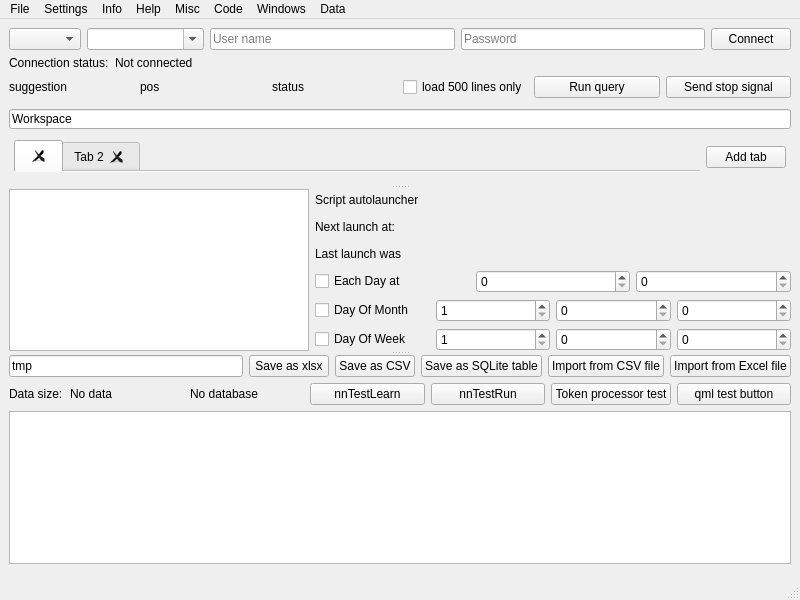
Old version of the form DBLoader CMake/loaderwidnow.ui in the repository gfifgfifofich/DB_loader.
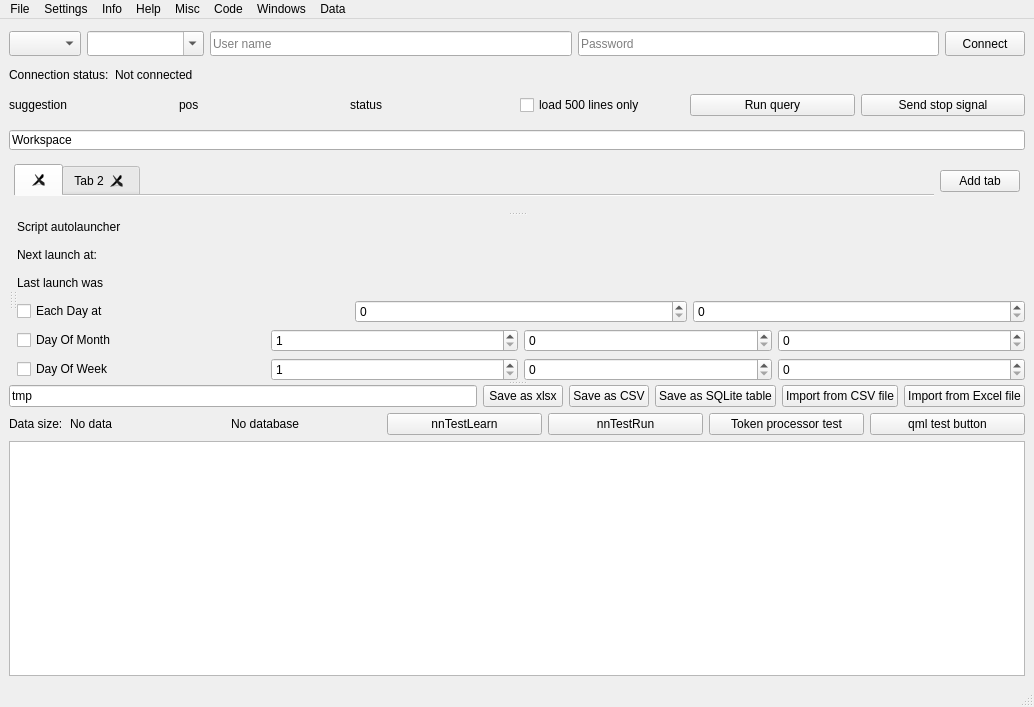
New version of the form.

Diff of the .ui file:
```diff
--- a/DBLoader CMake/loaderwidnow.ui
+++ b/DBLoader CMake/loaderwidnow.ui
@@ -6,8 +6,8 @@
    <rect>
     <x>0</x>
     <y>0</y>
-    <width>800</width>
-    <height>600</height>
+    <width>1034</width>
+    <height>707</height>
    </rect>
   </property>
   <property name="sizePolicy">
@@ -23,7 +23,7 @@
    <double>1.000000000000000</double>
   </property>
   <widget class="QWidget" name="centralwidget">
-   <layout class="QVBoxLayout" name="verticalLayout_4">
+   <layout class="QVBoxLayout" name="verticalLayout_3">
     <item>
      <widget class="QSplitter" name="splitter">
       <property name="orientation">
@@ -298,26 +298,18 @@
         </item>
        </layout>
       </widget>
-      <widget class="QWidget" name="horizontalLayoutWidget_5">
-       <layout class="QHBoxLayout" name="CodeEditorLayout">
-        <item>
-         <widget class="QListWidget" name="listWidget">
-          <property name="maximumSize">
-           <size>
-            <width>300</width>
-            <height>16777215</height>
-           </size>
-          </property>
-          <property name="font">
-           <font>
-            <family>Segoe UI</family>
-           </font>
-          </property>
-          <property name="sortingEnabled">
-           <bool>true</bool>
-          </property>
-         </widget>
-        </item>
+      <widget class="QSplitter" name="CodeEditorSplitter">
+       <property name="orientation">
+        <enum>Qt::Orientation::Horizontal</enum>
+       </property>
+       <widget class="QWidget" name="verticalLayoutWidget_5">
+        <layout class="QVBoxLayout" name="workspace_layout"/>
+       </widget>
+       <widget class="QWidget" name="verticalLayoutWidget">
+        <layout class="QVBoxLayout" name="edit_layout"/>
+       </widget>
+       <widget class="QWidget" name="horizontalLayoutWidget">
+        <layout class="QHBoxLayout" name="horizontalLayout_10">
         <item>
          <layout class="QVBoxLayout" name="timerLayout">
           <item>
@@ -448,10 +440,14 @@
           </item>
          </layout>
         </item>
-       </layout>
+         <item>
+          <layout class="QVBoxLayout" name="graph_layout"/>
+         </item>
+        </layout>
+       </widget>
       </widget>
       <widget class="QWidget" name="verticalLayoutWidget_4">
-       <layout class="QVBoxLayout" name="verticalLayout_3">
+       <layout class="QVBoxLayout" name="verticalLayout_2">
         <item>
          <layout class="QHBoxLayout" name="horizontalLayout_4">
           <item>
@@ -547,11 +543,6 @@
          </layout>
         </item>
         <item>
-         <layout class="QVBoxLayout" name="verticalLayout_2">
-          <property name="bottomMargin">
-           <number>5</number>
-          </property>
-          <item>
            <layout class="QHBoxLayout" name="horizontalLayout_3">
             <item>
              <widget class="QLabel" name="dataSizeLabel">
@@ -630,8 +621,6 @@
            </widget>
           </item>
          </layout>
-        </item>
-       </layout>
       </widget>
      </widget>
     </item>
@@ -642,7 +631,7 @@
     <rect>
      <x>0</x>
      <y>0</y>
-     <width>800</width>
+     <width>1034</width>
      <height>21</height>
     </rect>
    </property>
```
Lines whose indentation alone changed are shown as unchanged.
